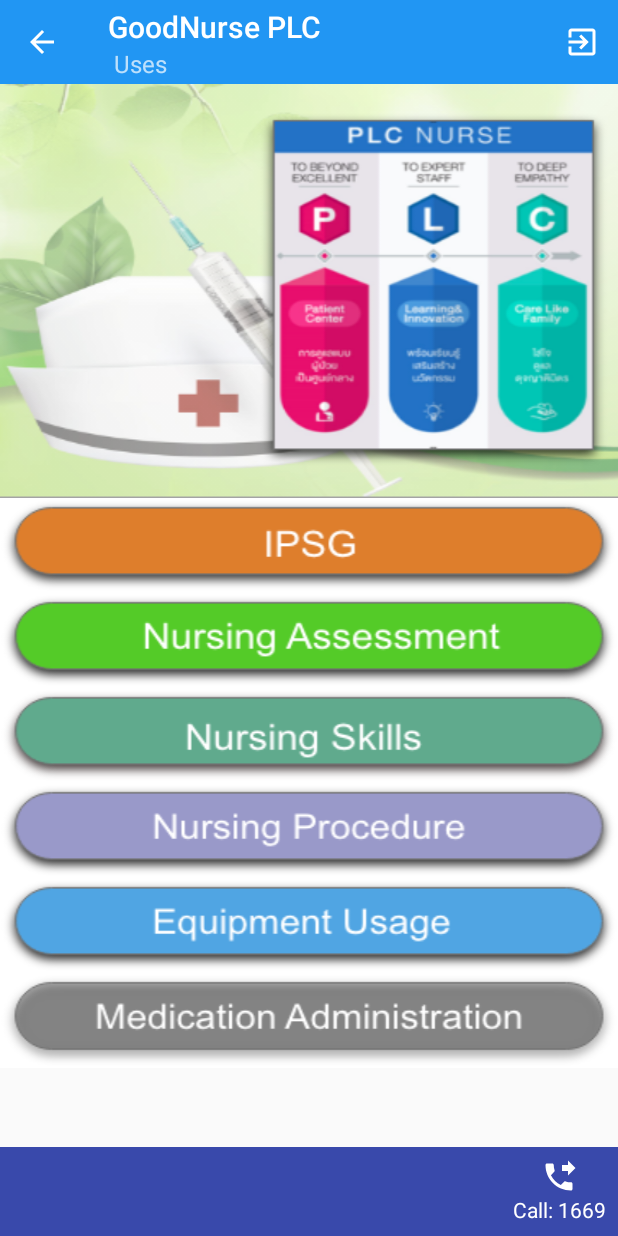
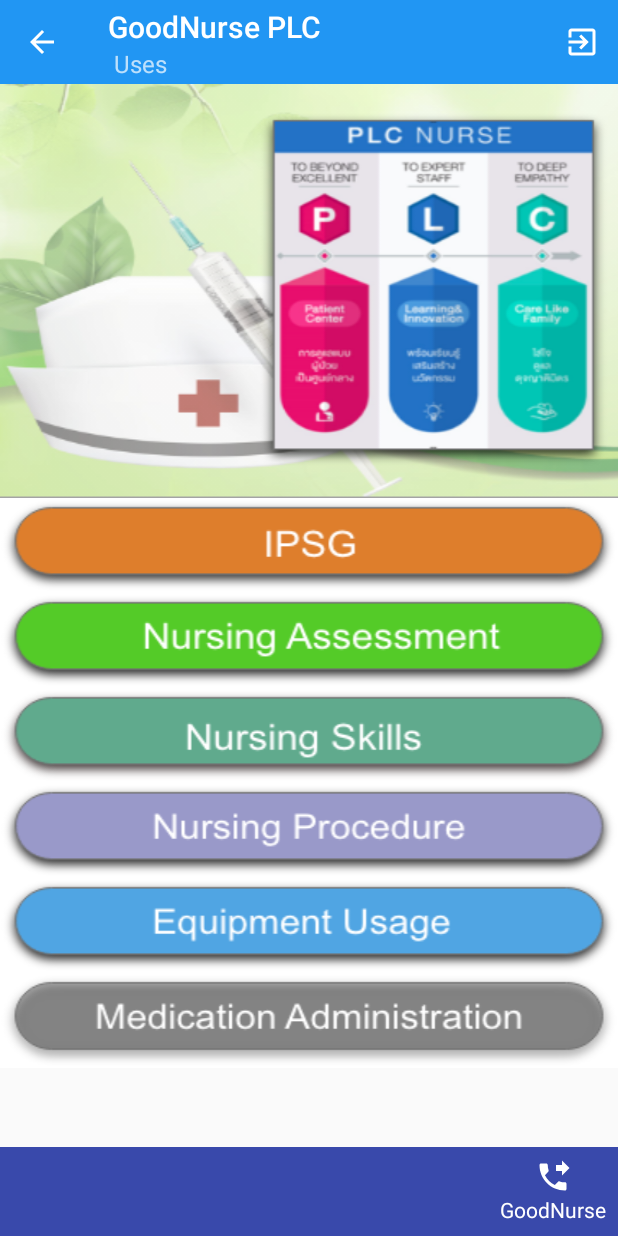
Before and after one commit to ratthakarn/appnurse, an Android app: the screen it shows after launch once a user with an empty profile is signed in (ServiceActivity), on a phone screen of 412 x 824 dp. Run offline under Robolectric (Android 15) with nearby library versions, the phone set to English and light mode, and no system bars; our stand-ins replace Firebase (no records; nobody signed in at launch, a user with empty details on screens opened directly).

Commit message:
app nurse final 6 menus no phonecall function

```diff
--- a/app/src/main/java/rathakarn/th/co/gkrgroup/goodnurse/CatetoryFragment.java
+++ b/app/src/main/java/rathakarn/th/co/gkrgroup/goodnurse/CatetoryFragment.java
@@ -47,7 +47,7 @@ public class CatetoryFragment extends Fragment implements View.OnClickListener {
         imageView6.setOnClickListener(this);
 
 //        Phone Controller
-        phoneController();
+       // phoneController();
 
     }   // Main Method
 
@@ -58,7 +58,7 @@ public class CatetoryFragment extends Fragment implements View.OnClickListener {
             public void onClick(View v) {
 
                 Intent intent = new Intent(Intent.ACTION_CALL);
-                String phone = "1669";
+                String phone = "0";
                 intent.setData(Uri.parse("tel:" + phone));
                 startActivity(intent);
 
--- a/app/src/main/res/layout/fragment_catetory.xml
+++ b/app/src/main/res/layout/fragment_catetory.xml
@@ -140,7 +140,7 @@
 
             <TextView
                 android:textColor="#ffffff"
-                android:text="Call: 1669"
+                android:text="GoodNurse"
                 android:layout_width="wrap_content"
                 android:layout_height="wrap_content" />
 
```
